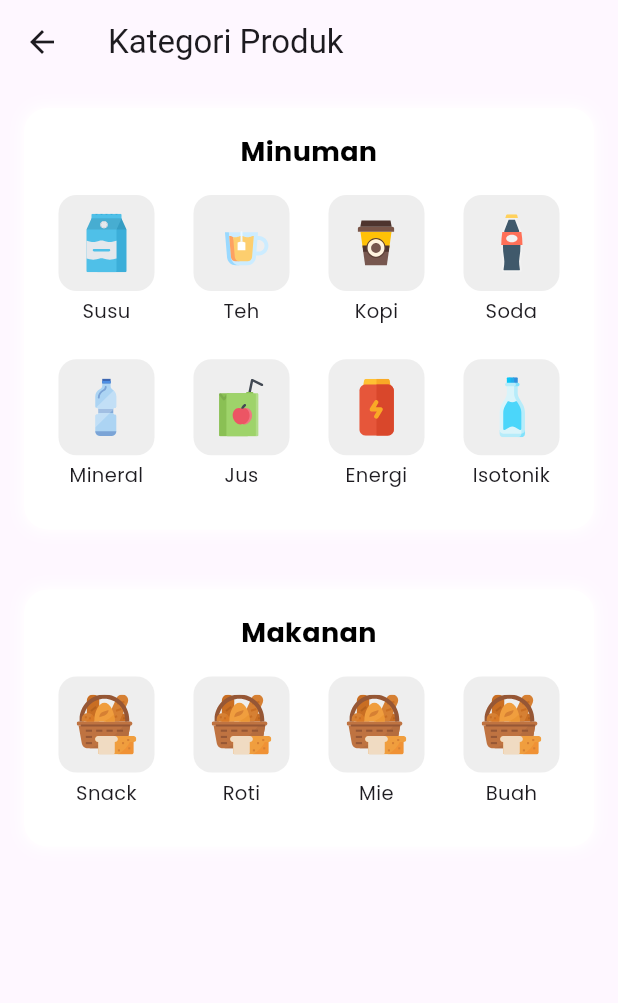
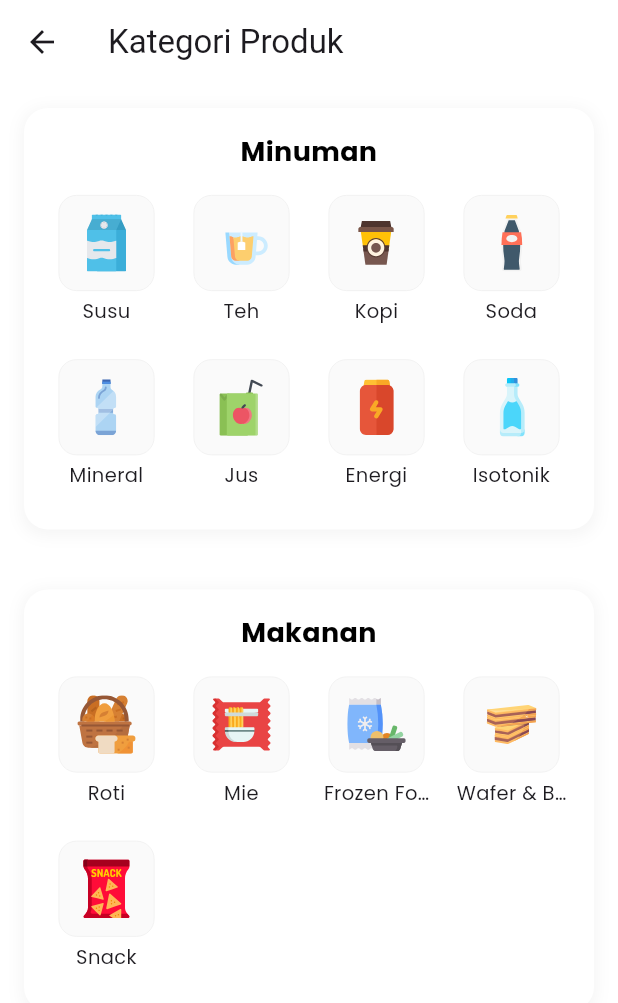
Before and after one commit to hokacristian/BeWiseV1, a Flutter app: the CategoryAllProductPage screen opened directly, on a phone screen of 412 x 824 dp. Shown: the top 1003 px of the screen. Run offline on Flutter 3.47's test engine with Material 3 defaults, Android fonts, the phone set to English and light mode, and no system bars; our stand-ins replace carousel_slider, flutter_dotenv, flutter_svg, image_picker, shared_preferences, skeletonizer and 1 more; missing offline and left inert: google_mlkit_barcode_scanning, google_mlkit_commons, mobile_scanner; accounts and stored records are empty; project files that could hold a hidden picture were left out.

Commit message:
Add new SVG assets for snacks and wafers; update product category page and detail page layout
- Added snack.svg and waffers.svg to assets/img directory.
- Updated CategoryAllProductPage to include new categories for Frozen Food, Wafer & Biskuit, and Snack.
- Adjusted background color and elevation for AppBar and overall page.
- Modified ListView item styling for better visual hierarchy.
- Refined padding and layout in DetailPage for improved user experience.
- Removed unused import in DetailProfilePage.

```diff
--- a/lib/presentation/page/product/category_all_product_page.dart
+++ b/lib/presentation/page/product/category_all_product_page.dart
@@ -8,8 +8,11 @@ class CategoryAllProductPage extends StatelessWidget {
   @override
   Widget build(BuildContext context) {
     return Scaffold(
+      backgroundColor: Colors.white, // Background putih untuk seluruh halaman
       appBar: AppBar(
         title: const Text('Kategori Produk'),
+        backgroundColor: Colors.white, // AppBar juga putih
+        elevation: 0,
       ),
       body: ListView(
         padding: const EdgeInsets.all(16),
@@ -33,10 +36,19 @@ class CategoryAllProductPage extends StatelessWidget {
             context,
             title: 'Makanan',
             categories: [
-              {'id': 11, 'name': 'Snack', 'icon': 'assets/img/icon_roti.svg'},
               {'id': 7, 'name': 'Roti', 'icon': 'assets/img/icon_roti.svg'},
-              {'id': 8, 'name': 'Mie', 'icon': 'assets/img/icon_roti.svg'},
-              {'id': 12, 'name': 'Buah', 'icon': 'assets/img/icon_roti.svg'},
+              {'id': 8, 'name': 'Mie', 'icon': 'assets/img/mie.svg'},
+              {
+                'id': 9,
+                'name': 'Frozen Food',
+                'icon': 'assets/img/frozen.svg'
+              },
+              {
+                'id': 10,
+                'name': 'Wafer & Biskuit',
+                'icon': 'assets/img/waffers.svg'
+              },
+              {'id': 11, 'name': 'Snack', 'icon': 'assets/img/snack.svg'},
             ],
           ),
         ],
@@ -57,28 +69,28 @@ class CategoryAllProductPage extends StatelessWidget {
         borderRadius: BorderRadius.circular(16),
         boxShadow: [
           BoxShadow(
-            color: Colors.white,
+            color: Colors.grey.withOpacity(0.1), // Shadow abu-abu transparan
             blurRadius: 8,
             spreadRadius: 2,
+            offset: const Offset(0, 2),
           ),
         ],
       ),
       child: Column(
-        crossAxisAlignment:
-            CrossAxisAlignment.center, // Ubah alignment ke center
+        crossAxisAlignment: CrossAxisAlignment.center,
         mainAxisSize: MainAxisSize.min,
         children: [
           // Center widget untuk memastikan judul berada di tengah
           Center(
             child: Text(
               title,
-              style: TextStyle(
-                fontFamily: 'Poppins', // Gunakan font Poppins
-                fontSize: 18, // Ukuran font yang sesuai
-                fontWeight: FontWeight.bold, // Gaya font bold
-                color: Colors.black, // Warna teks
+              style: const TextStyle(
+                fontFamily: 'Poppins',
+                fontSize: 18,
+                fontWeight: FontWeight.bold,
+                color: Colors.black,
               ),
-              textAlign: TextAlign.center, // Teks rata tengah
+              textAlign: TextAlign.center,
             ),
           ),
           const SizedBox(height: 16),
@@ -114,8 +126,12 @@ class CategoryAllProductPage extends StatelessWidget {
                       height: 64,
                       padding: const EdgeInsets.all(12),
                       decoration: BoxDecoration(
-                        color: Colors.grey.shade200,
+                        color: Colors.grey.shade50, // Background icon sedikit abu-abu muda
                         borderRadius: BorderRadius.circular(12),
+                        border: Border.all(
+                          color: Colors.grey.shade200,
+                          width: 0.5,
+                        ),
                       ),
                       child: SvgPicture.asset(
                         category['icon'] as String,
@@ -126,9 +142,8 @@ class CategoryAllProductPage extends StatelessWidget {
                       padding: const EdgeInsets.symmetric(horizontal: 2),
                       child: Text(
                         category['name'] as String,
-                        style: TextStyle(
-                          fontFamily:
-                              'Poppins', // Gunakan font Poppins untuk text kategori
+                        style: const TextStyle(
+                          fontFamily: 'Poppins',
                           fontSize: 13,
                           fontWeight: FontWeight.normal,
                         ),
--- a/lib/presentation/page/product/detail_page.dart
+++ b/lib/presentation/page/product/detail_page.dart
@@ -41,14 +41,14 @@ class DetailPage extends StatelessWidget {
           children: [
             // Main content with SingleChildScrollView
             SingleChildScrollView(
-              padding: const EdgeInsets.all(16),
+              padding: const EdgeInsets.fromLTRB(16, 16, 16, 90), // Bottom padding untuk price bar
               child: Column(
                 crossAxisAlignment: CrossAxisAlignment.start,
                 children: [
                   // Product Info Card
                   Container(
                     width: double.infinity,
-                    padding: const EdgeInsets.all(20),
+                    padding: const EdgeInsets.all(16),
                     decoration: BoxDecoration(
                       color: const Color(0xFFDDF093), // Light green background
                       borderRadius: BorderRadius.circular(16),
@@ -110,9 +110,6 @@ class DetailPage extends StatelessWidget {
                         // Nutrition Facts - Langsung tanpa container background
                         if (product.nutritionFact != null)
                           NutritionFacts(nutritionFact: product.nutritionFact),
-
-                        // Spasi bawah untuk price bar
-                        const SizedBox(height: 80),
                       ],
                     ),
                   ),
--- a/lib/presentation/page/profile/detail_profile_page.dart
+++ b/lib/presentation/page/profile/detail_profile_page.dart
@@ -8,7 +8,6 @@ import 'package:image/image.dart' as img;
 import 'package:path/path.dart' as path;
 import 'package:bewise/data/providers/auth_provider.dart';
 import 'package:bewise/presentation/page/profile/profile_page.dart';
-import 'package:bewise/presentation/widgets/custom_button_widget.dart';
 
 class DetailProfilePage extends StatefulWidget {
   const DetailProfilePage({super.key});
```
Also changed, not shown: assets/img/frozen.svg (added), assets/img/mie.svg (added), assets/img/snack.svg (added), assets/img/waffers.svg (added).
